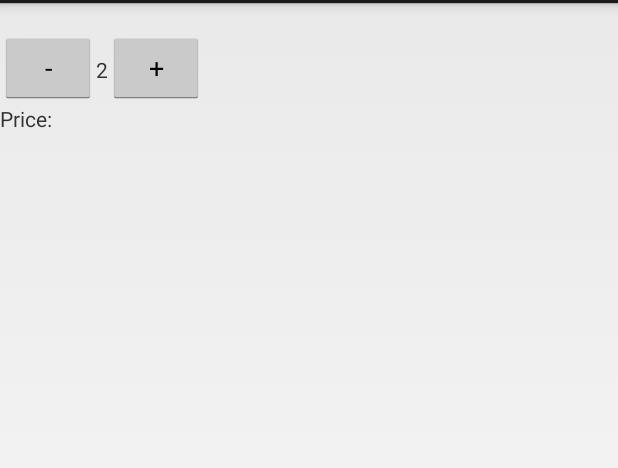
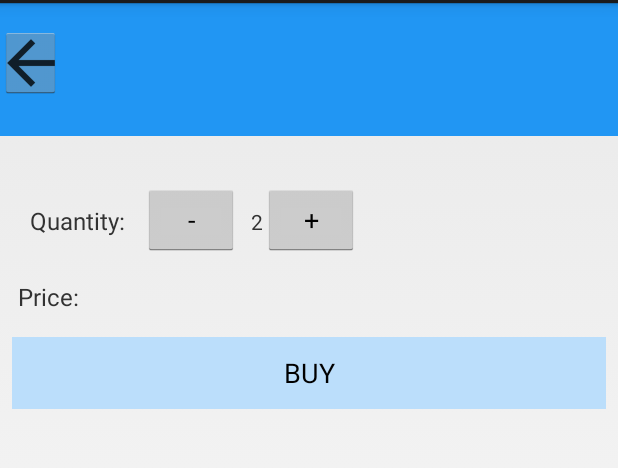
Before and after one commit to AndroidMentorship/kinsomicrote_task_02, an Android app: the FoodDescriptionActivity screen opened directly, with no data from a screen before it, on a phone screen of 412 x 824 dp, the part 69-537 px from its top. Run offline under Robolectric (Android 15) with nearby library versions, the phone set to English and light mode, and no system bars; our stand-ins replace CircleImageView.

Commit message:
worked on the layout of food description

```diff
--- a/app/build.gradle
+++ b/app/build.gradle
@@ -29,5 +29,6 @@ dependencies {
     implementation "org.jetbrains.kotlin:kotlin-stdlib-jre7:$kotlin_version"
     testImplementation 'junit:junit:4.12'
     implementation 'com.android.support.constraint:constraint-layout:1.0.2'
+    compile 'de.hdodenhof:circleimageview:2.1.0'
 
 }
--- a/app/src/main/res/layout/activity_food_description.xml
+++ b/app/src/main/res/layout/activity_food_description.xml
@@ -7,25 +7,57 @@
     android:orientation="vertical"
     tools:context="com.kingsley.android.kupsfood.activities.FoodDescriptionActivity">
 
-    <TextView
-        android:id="@+id/food_name_text_view"
+    <LinearLayout
         android:layout_width="match_parent"
-        android:layout_height="wrap_content" />
+        android:layout_height="wrap_content"
+        android:orientation="horizontal"
+        android:background="@color/primary"
+        android:layout_marginBottom="8dp">
 
-    <ImageView
+        <ImageButton
+            android:layout_width="0dp"
+            android:layout_height="wrap_content"
+            android:layout_weight="1"
+            android:src="@drawable/ic_back"
+            android:layout_marginTop="16dp"/>
+
+        <TextView
+            android:id="@+id/food_name_text_view"
+            android:layout_width="0dp"
+            android:layout_weight="9"
+            android:layout_height="wrap_content"
+            android:padding="24dp"
+            android:textSize="24sp"
+            android:layout_marginBottom="8dp"
+            android:textAlignment="center"
+            android:textColor="@color/primary_text"
+            tools:text="Yam Pottage"/>
+    </LinearLayout>
+
+
+    <de.hdodenhof.circleimageview.CircleImageView
+        android:layout_width="match_parent"
+        android:layout_height="wrap_content"
         android:id="@+id/food_image_desc"
-        android:layout_width="match_parent"
-        android:layout_height="wrap_content" />
+        android:layout_margin="8dp"
+        app:civ_border_width="2dp"
+        app:civ_border_color="@color/accent"/>
 
     <LinearLayout
         android:layout_width="match_parent"
         android:layout_height="wrap_content"
-        android:orientation="horizontal">
+        android:orientation="horizontal"
+        android:layout_margin="8dp">
 
         <TextView
             android:id="@+id/food_quantity_desc"
             android:layout_width="wrap_content"
-            android:layout_height="wrap_content" />
+            android:layout_height="wrap_content"
+            android:text="Quantity:"
+            android:textSize="16sp"
+            android:padding="8dp"
+            android:layout_marginLeft="4dp"
+            android:layout_marginRight="4dp"/>
 
         <Button
             android:id="@+id/decrease_food_quantity"
@@ -37,6 +69,7 @@
             android:id="@+id/food_quantity_text_view"
             android:layout_width="wrap_content"
             android:layout_height="wrap_content"
+            android:layout_marginLeft="8dp"
             android:text="2"/>
 
         <Button
@@ -56,15 +89,29 @@
             android:id="@+id/food_price_desc"
             android:layout_width="wrap_content"
             android:layout_height="wrap_content"
-            android:text="Price:"/>
+            android:text="Price:"
+            android:textSize="16sp"
+            android:padding="8dp"
+            android:layout_marginLeft="4dp"
+            android:layout_marginRight="4dp"/>
 
 
         <TextView
             android:id="@+id/food_price_text_view"
             android:layout_width="wrap_content"
             android:layout_height="wrap_content"
-            android:text="2"/>
+            tools:text="#1,200"/>
 
     </LinearLayout>
 
+    <Button
+        android:id="@+id/buy_button_desc"
+        android:layout_width="match_parent"
+        android:layout_height="wrap_content"
+        android:layout_margin="8dp"
+        android:text="BUY"
+        android:textAllCaps="true"
+        android:background="@color/primary_light"/>
+
+
 </LinearLayout>
```
Also changed, not shown: app/src/main/res/drawable-hdpi/ic_back.png (added), app/src/main/res/drawable-mdpi/ic_back.png (added), app/src/main/res/drawable-xhdpi/ic_back.png (added), app/src/main/res/drawable-xxhdpi/ic_back.png (added).
